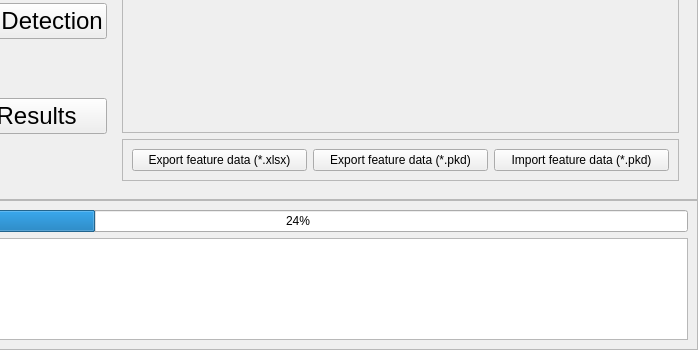
Qt form src/main_window.ui (JunYang2021/MetCohort) before a commit; both pictures show x 102 to 800 and y 250 to 600 of the 800 by 600 pixel window.
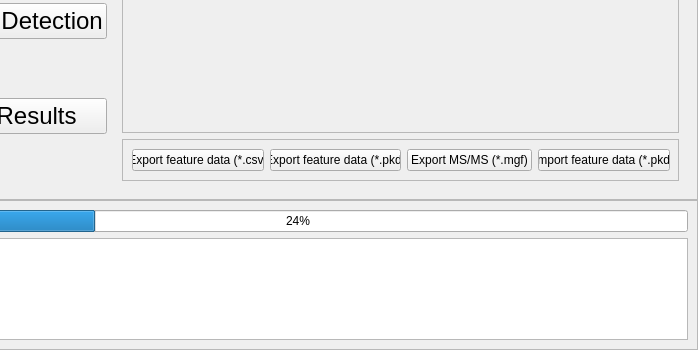
The same form after that commit. The open tabs and pages were chosen to show the change.

The edit to the form file:
```diff
--- a/src/main_window.ui
+++ b/src/main_window.ui
@@ -807,7 +807,7 @@
                  </size>
                 </property>
                 <property name="text">
-                 <string>Export feature data (*.xlsx)</string>
+                 <string>Export feature data (*.csv)</string>
                 </property>
                </widget>
               </item>
@@ -824,6 +824,13 @@
                 </property>
                </widget>
               </item>
+              <item>
+               <widget class="QPushButton" name="pushButton_14">
+                <property name="text">
+                 <string>Export MS/MS (*.mgf)</string>
+                </property>
+               </widget>
+              </item>
               <item>
                <widget class="QPushButton" name="pushButton_12">
                 <property name="sizePolicy">
```
Left out of the diff: 7 changed lines with no effect on the pictures.
